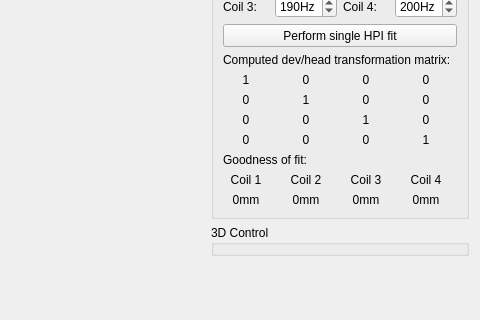
Before: the Qt Designer form applications/mne_scan/plugins/babymeg/FormFiles/babymeghpidgl.ui in mne-tools/mne-cpp, drawn with Qt 5; both pictures show x 306 to 786 and y 271 to 591 of the 786 by 724 pixel window.
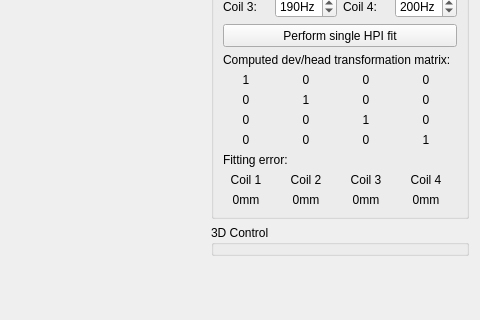
After: the same form once the commit is applied.

```diff
--- a/applications/mne_scan/plugins/babymeg/FormFiles/babymeghpidgl.ui
+++ b/applications/mne_scan/plugins/babymeg/FormFiles/babymeghpidgl.ui
@@ -227,7 +227,7 @@
         <item row="12" column="0" colspan="4">
          <widget class="QLabel" name="label_11">
           <property name="text">
-           <string>Goodness of fit:</string>
+           <string>Fitting error:</string>
           </property>
          </widget>
         </item>
```
